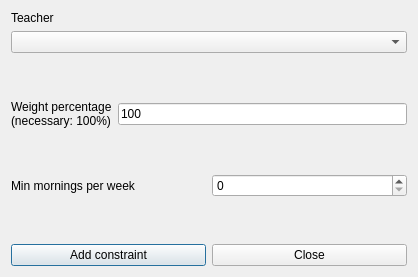
Before: the Qt Designer form fet/src/interface/addconstraintteacherminmorningsperweekform_template.ui in vonmecheln/fet, drawn with Qt 5.
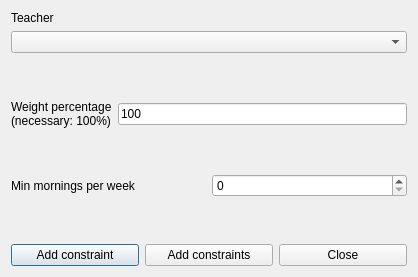
After: the same form once the commit is applied.

```diff
--- a/fet/src/interface/addconstraintteacherminmorningsperweekform_template.ui
+++ b/fet/src/interface/addconstraintteacherminmorningsperweekform_template.ui
@@ -146,6 +146,13 @@
        </property>
       </widget>
      </item>
+     <item>
+      <widget class="QPushButton" name="addConstraintsPushButton">
+       <property name="text">
+        <string>Add constraints</string>
+       </property>
+      </widget>
+     </item>
      <item>
       <widget class="QPushButton" name="closePushButton">
        <property name="text">
```
